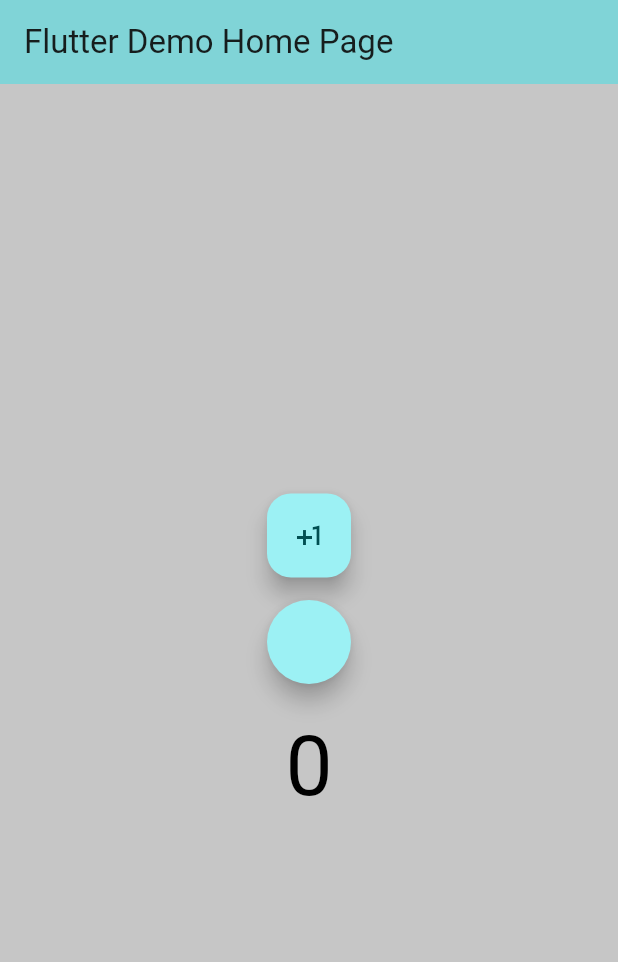
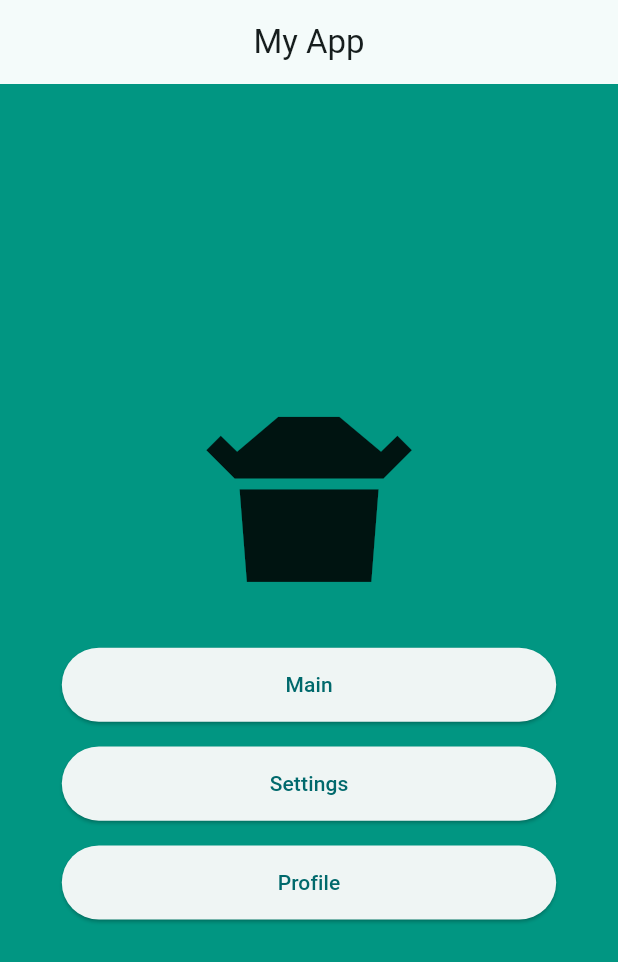
Before and after one commit to flynamix-git/flutterApp, a Flutter app: the screen it shows after launch, on a phone screen of 412 x 824 dp. Shown: the top 962 px of the screen. Run offline on Flutter 3.47's test engine with Material 3 defaults, Android fonts, the phone set to English and light mode, and no system bars.

Commit message:
made some progress

```diff
--- a/flutter_app_test/lib/main.dart
+++ b/flutter_app_test/lib/main.dart
@@ -1,5 +1,5 @@
 import 'package:flutter/material.dart';
-
+import 'package:flutter_app_test/screens/my_homepage.dart';
 void main() {
   runApp(const MyApp());
 }
@@ -14,75 +14,11 @@ class MyApp extends StatelessWidget {
       title: 'Flutter Demo',
       theme: ThemeData(
         colorScheme: .fromSeed(seedColor: const Color.fromARGB(255, 43, 123, 126)),
-        scaffoldBackgroundColor: Color(0x55555555),
+        scaffoldBackgroundColor: Color.fromARGB(255, 1, 150, 130),
       ),
-      home: const MyHomePage(title: 'Flutter Demo Home Page'),
+      home: const MyHomePage(
+
+        ),
     );
   }
 }
-
-class MyHomePage extends StatefulWidget {
-  const MyHomePage({super.key, required this.title});
-
-
-  final String title;
-
-  @override
-  State<MyHomePage> createState() => _MyHomePageState();
-}
-
-class _MyHomePageState extends State<MyHomePage> {
-
-  int num = 0;
-
-  void increment(){
-    setState(() {
-      num++;
-    });
-  }
-
-  void decrement(){
-    setState(() {
-      num--;
-    });
-  }
-
-  @override
-  Widget build(BuildContext context) {
-
-    return Scaffold(
-      appBar: AppBar(
-        backgroundColor: Theme.of(context).colorScheme.inversePrimary,
-        title: Text(widget.title),
-      ),
-
-      body: Center(
-      child:Column(
-        mainAxisAlignment: .center,
-        spacing: 15,
-        children: [
-
-        FloatingActionButton(
-          onPressed: increment,
-          child:Icon(Icons.plus_one)
-
-        ),
-
-        FloatingActionButton(
-          onPressed: decrement,
-          shape: CircleBorder(),
-        ),
-
-        Text(
-          '$num',
-          style:TextStyle(color: Color(0xFF000000)),
-          textScaler: TextScaler.linear(4),
-        ),
-      ],
-      ),
-
-      ),
-
-    );
-  }
-}
--- /dev/null
+++ b/flutter_app_test/lib/screens/my_homepage.dart
@@ -0,0 +1,73 @@
+import 'package:flutter/material.dart';
+
+class MyHomePage extends StatefulWidget {
+  const MyHomePage({super.key});
+  @override
+  State<MyHomePage> createState() => _HomePageState();
+
+  }
+
+class _HomePageState extends State<MyHomePage>{
+
+  void testButton(){
+    print("Button Pressed");
+  }
+
+
+    @override
+    Widget build(BuildContext context){
+      //Get Screen Dimensions for relative spacing
+      final h = MediaQuery.of(context).size.height;
+      final w = MediaQuery.of(context).size.width;
+
+      //Construct the Screen
+      return Scaffold(
+        appBar: AppBar(title: const Text("My App"),centerTitle: true),
+        body: Center(
+          child:
+            Column(
+              mainAxisAlignment: MainAxisAlignment.spaceBetween,
+              mainAxisSize: MainAxisSize.min,
+              children: [
+              Icon(Icons.takeout_dining,size: h*0.2,),
+
+              SizedBox(height: h*0.02),
+
+              ElevatedButton(
+                onPressed: testButton,
+                style: ElevatedButton.styleFrom(
+                  minimumSize: Size(w * 0.8, h * 0.06),
+                ),
+                child:Text("Main"),
+              ),
+
+              SizedBox(height: h*0.02),
+
+               ElevatedButton(
+                onPressed: testButton,
+                style: ElevatedButton.styleFrom(
+                  minimumSize: Size(w * 0.8, h * 0.06),
+                ),
+                child:Text("Settings"),
+              ),
+              SizedBox(height: h*0.02),
+
+               ElevatedButton(
+                onPressed: testButton,
+                style: ElevatedButton.styleFrom(
+                  minimumSize: Size(w * 0.8, h * 0.06),
+                ),
+                child:Text("Profile"),
+              ),
+
+              SizedBox(height: h*0.02)
+             ],
+            )
+        )
+
+
+
+
+      );
+    }
+}
```
